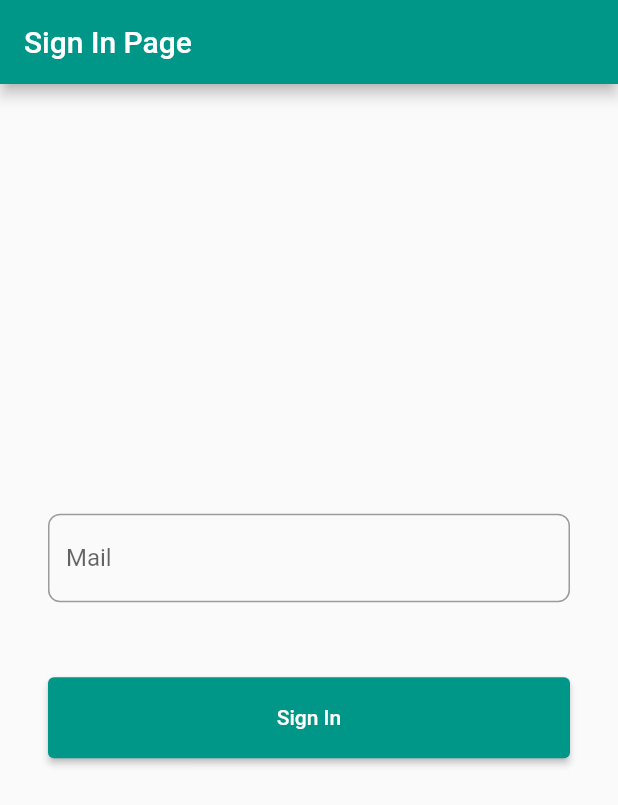
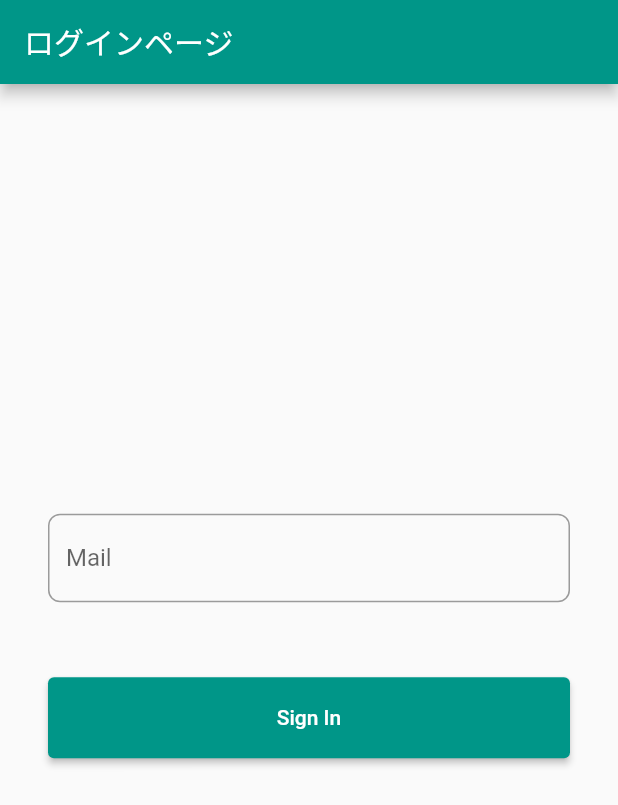
Before and after one commit to NUTFes/seeft-mobile, a Flutter app: the screen it shows after launch, on a phone screen of 412 x 824 dp. Shown: the top 805 px of the screen. Run offline on Flutter 3.47's test engine with Material 2 defaults, Android fonts, the phone set to English and light mode, and no system bars; our stand-ins replace flutter_local_notifications, logger, shared_preferences.

Commit message:
[mod] ログイン機能の追加 (#1)

```diff
--- a/lib/pages/sign_in_page.dart
+++ b/lib/pages/sign_in_page.dart
@@ -15,7 +15,7 @@ class _SignInPageState extends State<SignInPage> {
   Widget build(BuildContext context) {
     return Scaffold(
       appBar: AppBar(
-        title: const Text('Sign In Page'),
+        title: const Text('ログインページ'),
       ),
       body: Center(
         child: LayoutBuilder(
@@ -71,6 +71,10 @@ class _SignInPageState extends State<SignInPage> {
                               setState(() {
                                 infoText = "Your ID : ${userID}";
                               });
+                              Navigator.pushNamedAndRemoveUntil(
+                                  context,
+                                  '/my_shift_page',
+                                  (Route<dynamic> route) => false);
                             } catch (e) {
                               setState(() {
                                 infoText = "ログインに失敗しました:${e.toString()}";
--- a/lib/widgets/first_jump_selector.dart
+++ b/lib/widgets/first_jump_selector.dart
@@ -69,7 +69,11 @@ class _FirstJumpSelectorState extends State<FirstJumpSelector> {
               },
             ),
           ),
-          home: homeWidget,
+          // home: homeWidget,
+          routes: {
+            '/': (context) => SignInPage(),
+            '/my_shift_page': (context) => MyShiftPage(),
+          },
         );
 
         return app;
```
Also changed, not shown: lib/pages/my_shift_page.dart (+47 -6 lines).
